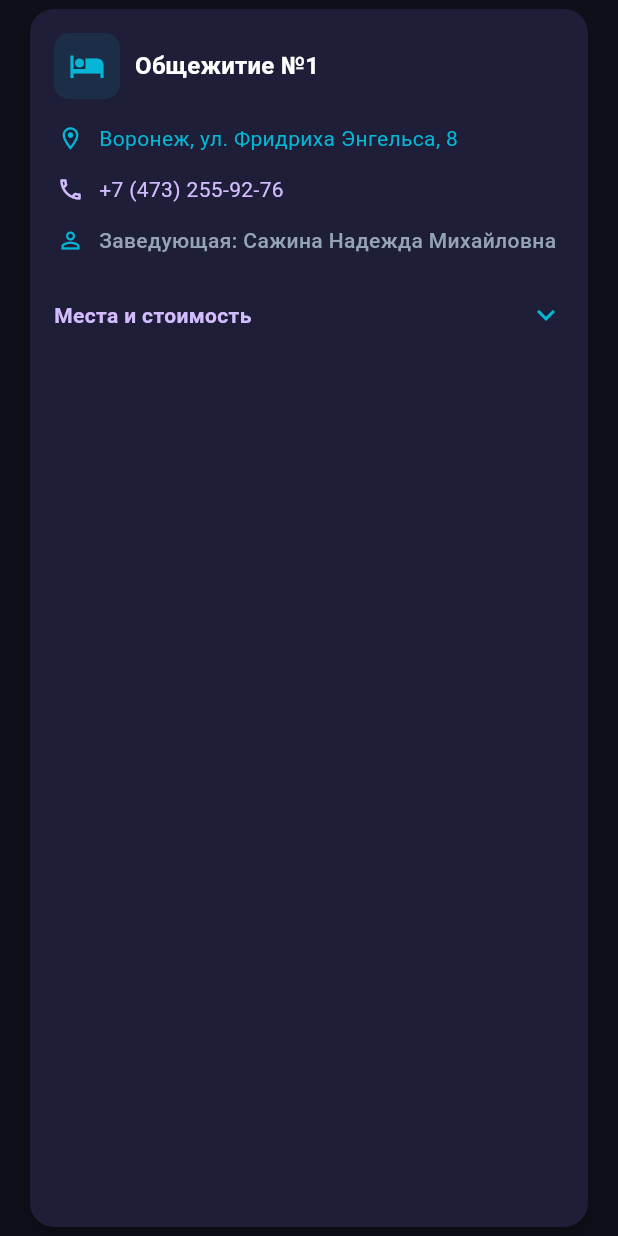
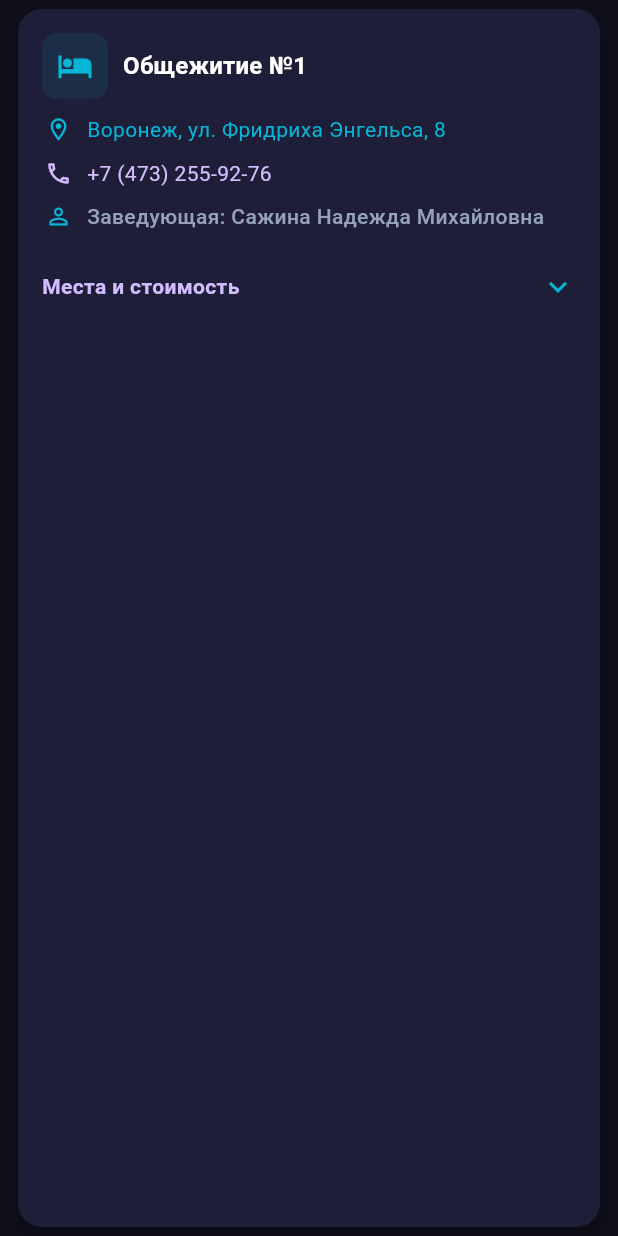
Before and after one commit to Almiton/student-guide, a Flutter app: the _DormitoryCard widget shown alone on an empty page, opened directly with sample values from the repository, on a phone screen of 412 x 824 dp. Run offline on Flutter 3.47's test engine with Material 3 defaults, Android fonts, the light colour scheme and no system bars.

Commit message:
Исправлены недочеты дизайна

```diff
--- a/lib/screens/dormitories_screen.dart
+++ b/lib/screens/dormitories_screen.dart
@@ -192,7 +192,7 @@ class _DormitoryCardState extends State<_DormitoryCard> {
         );
 
     return Card(
-      margin: const EdgeInsets.symmetric(horizontal: 20, vertical: 6),
+      margin: const EdgeInsets.symmetric(horizontal: 12, vertical: 6),
       clipBehavior: Clip.antiAlias,
       child: Column(
         crossAxisAlignment: CrossAxisAlignment.start,
@@ -202,7 +202,7 @@ class _DormitoryCardState extends State<_DormitoryCard> {
               left: 16,
               right: 16,
               top: 16,
-              bottom: 8,
+              bottom: 6,
             ),
             child: Column(
               crossAxisAlignment: CrossAxisAlignment.start,
@@ -232,7 +232,7 @@ class _DormitoryCardState extends State<_DormitoryCard> {
                     ),
                   ],
                 ),
-                const SizedBox(height: 12),
+                const SizedBox(height: 8),
                 // Адрес
                 InteractiveFeedback(
                   borderRadius: BorderRadius.circular(8),
@@ -248,7 +248,7 @@ class _DormitoryCardState extends State<_DormitoryCard> {
                     borderRadius: BorderRadius.circular(8),
                     child: Padding(
                       padding: const EdgeInsets.symmetric(
-                        vertical: 4,
+                        vertical: 2.5,
                         horizontal: 2,
                       ),
                       child: Row(
@@ -274,7 +274,7 @@ class _DormitoryCardState extends State<_DormitoryCard> {
                 ),
                 // Телефон
                 if (dormitory.phone != null) ...[
-                  const SizedBox(height: 6),
+                  const SizedBox(height: 4),
                   InteractiveFeedback(
                     borderRadius: BorderRadius.circular(8),
                     activeBorderColor: theme.colorScheme.primary,
@@ -289,7 +289,7 @@ class _DormitoryCardState extends State<_DormitoryCard> {
                       borderRadius: BorderRadius.circular(8),
                       child: Padding(
                         padding: const EdgeInsets.symmetric(
-                          vertical: 4,
+                          vertical: 2.5,
                           horizontal: 2,
                         ),
                         child: Row(
@@ -316,7 +316,7 @@ class _DormitoryCardState extends State<_DormitoryCard> {
                 ],
                 // Заведующая
                 if (dormitory.manager != null) ...[
-                  const SizedBox(height: 6),
+                  const SizedBox(height: 4),
                   InteractiveFeedback(
                     borderRadius: BorderRadius.circular(8),
                     activeBorderColor: theme.colorScheme.secondary,
@@ -329,7 +329,7 @@ class _DormitoryCardState extends State<_DormitoryCard> {
                       borderRadius: BorderRadius.circular(8),
                       child: Padding(
                         padding: const EdgeInsets.symmetric(
-                          vertical: 4,
+                          vertical: 2.5,
                           horizontal: 2,
                         ),
                         child: Row(
```
